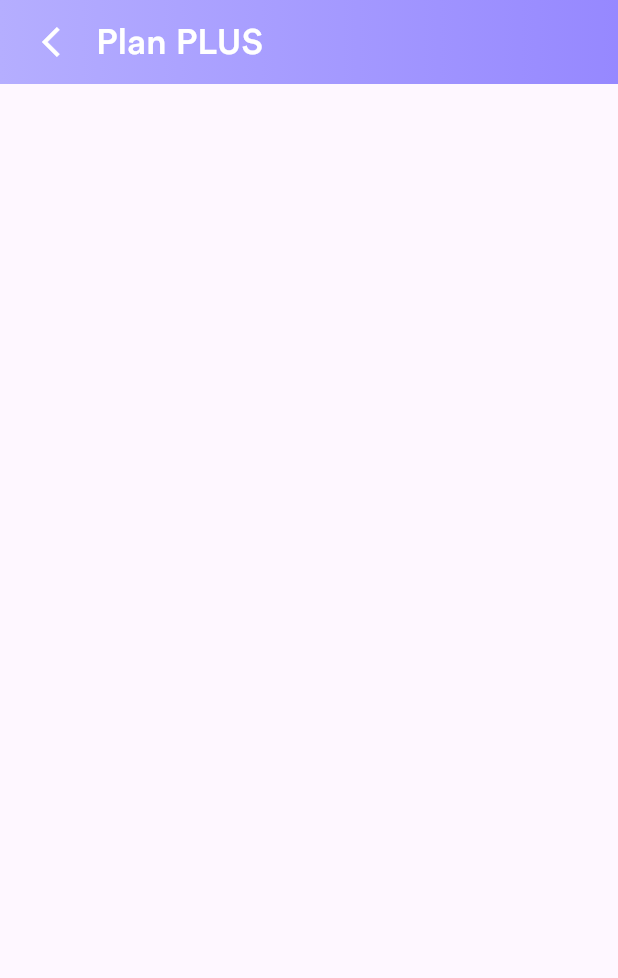
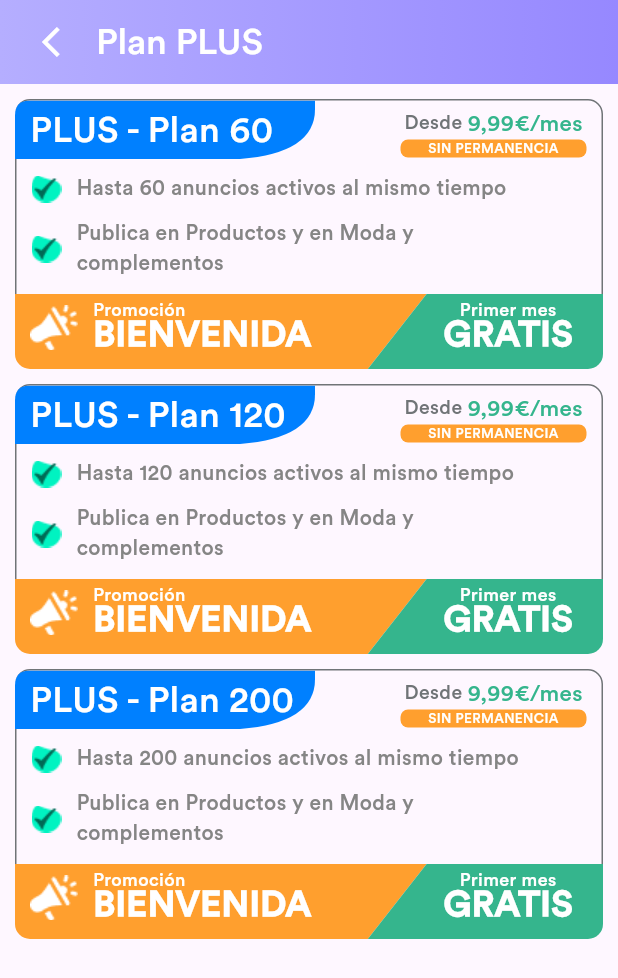
Before and after one commit to YhonattanZ/Uopp-Mockup, a Flutter app: the SelectedPlan screen opened by its route, on a phone screen of 412 x 824 dp. Shown: the top 978 px of the screen. Run offline on Flutter 3.47's test engine with Material 3 defaults, Android fonts, the phone set to English and light mode, and no system bars; our stand-ins replace get, smooth_page_indicator, video_player.

Commit message:
widget plusCard creado

```diff
--- a/lib/controllers/plan_controller.dart
+++ b/lib/controllers/plan_controller.dart
@@ -86,4 +86,23 @@ class PlanController extends GetxController {
     {"feature": "Sistema de roles y permisos"},
     {"feature": "Acceso a API"},
   ];
+
+  //Subscripcion
+  final List<Map<String, dynamic>> plans = [
+    {
+      "days": 60,
+      "description": "Hasta 60 anuncios activos al mismo tiempo",
+      "share": "Publica en Productos y en Moda y complementos",
+    },
+    {
+      "days": 120,
+      "description": "Hasta 120 anuncios activos al mismo tiempo",
+      "share": "Publica en Productos y en Moda y complementos",
+    },
+    {
+      "days": 200,
+      "description": "Hasta 200 anuncios activos al mismo tiempo",
+      "share": "Publica en Productos y en Moda y complementos",
+    },
+  ];
 }
--- a/lib/ui/pages/see_plans.dart
+++ b/lib/ui/pages/see_plans.dart
@@ -25,7 +25,7 @@ class _SeePlansState extends State<SeePlans> {
     return Scaffold(
       bottomNavigationBar: CustomElevatedButton(
         title: 'Seleccionar',
-        onPressed: () => Get.toNamed(AppRoutes.subscriptionPaid),
+        onPressed: () => Get.toNamed(AppRoutes.selectedPlanPage),
       ),
       appBar: CustomAppBar(
         title: AppConfig.selectPlan,
--- a/lib/ui/pages/selected_plan.dart
+++ b/lib/ui/pages/selected_plan.dart
@@ -1,6 +1,11 @@
 import 'package:flutter/material.dart';
 import 'package:get/get.dart';
+import 'package:prueba_uopp/config/config.dart';
+import 'package:prueba_uopp/controllers/plan_controller.dart';
 import 'package:prueba_uopp/ui/widgets/custom_appbar.dart';
+import 'package:prueba_uopp/ui/widgets/diagonal_container.dart';
+
+import 'package:prueba_uopp/ui/widgets/plus_card.dart';
 
 class SelectedPlan extends StatefulWidget {
   const SelectedPlan({super.key});
@@ -10,10 +15,34 @@ class SelectedPlan extends StatefulWidget {
 }
 
 class _SelectedPlanState extends State<SelectedPlan> {
+  final PlanController controller = Get.put(PlanController());
+
   @override
   Widget build(BuildContext context) {
     return Scaffold(
       appBar: CustomAppBar(title: 'Plan PLUS', onBack: () => Get.back()),
+
+      body: ListView.builder(
+        itemCount: controller.plans.length,
+        itemBuilder: (context, i) {
+          return Column(
+            children: [
+              PlusCard(
+                index: i,
+                subtext: ' - Plan ${controller.plans[i]["days"]}',
+                planName: AppConfig.plusPlan,
+                planPrice: AppConfig.pricePlus,
+                planColor: AppConfig.plusColor,
+                txtColor: AppConfig.bgTextColor,
+              ),
+              Padding(
+                padding: const EdgeInsets.symmetric(horizontal: 10),
+                child: DiagonalContainer(),
+              ),
+            ],
+          );
+        },
+      ),
     );
   }
 }
--- a/lib/ui/widgets/custom_tag.dart
+++ b/lib/ui/widgets/custom_tag.dart
@@ -2,18 +2,20 @@ import 'package:flutter/material.dart';
 
 class CustomTagWidget extends StatelessWidget {
   final String text;
+  String? subtitle;
   final Color color;
   final Color textColor;
   final double width;
   final TextAlign? align;
 
-  const CustomTagWidget({
+  CustomTagWidget({
     super.key,
     required this.text,
     this.color = Colors.blue,
     this.width = 130,
     required this.textColor,
     this.align,
+    this.subtitle,
   });
 
   @override
@@ -27,7 +29,13 @@ class CustomTagWidget extends StatelessWidget {
         decoration: BoxDecoration(color: color),
         child: Padding(
           padding: const EdgeInsets.symmetric(horizontal: 10, vertical: 2),
-          child: Text(
+          child: Row(
+            mainAxisAlignment:
+                subtitle != null
+                    ? MainAxisAlignment.start
+                    : MainAxisAlignment.center,
+            children: [
+              Text(
                 text,
                 textAlign: align,
                 style: TextStyle(
@@ -36,6 +44,20 @@ class CustomTagWidget extends StatelessWidget {
                   color: textColor,
                   fontWeight: FontWeight.w500,
                 ),
+              ),
+              subtitle != null
+                  ? Text(
+                    subtitle ?? '',
+                    textAlign: align,
+                    style: TextStyle(
+                      fontSize: 24,
+                      fontFamily: 'CircularStd',
+                      color: textColor,
+                      fontWeight: FontWeight.w400,
+                    ),
+                  )
+                  : SizedBox(),
+            ],
           ),
         ),
       ),
--- /dev/null
+++ b/lib/ui/widgets/plus_card.dart
@@ -0,0 +1,187 @@
+import 'package:flutter/material.dart';
+import 'package:get/get.dart';
+import 'package:prueba_uopp/config/config.dart';
+import 'package:prueba_uopp/controllers/plan_controller.dart';
+import 'package:prueba_uopp/ui/widgets/custom_tag.dart';
+
+class PlusCard extends StatefulWidget {
+  final String planName;
+  final String subtext;
+  final String planPrice;
+  final Color planColor;
+  final Color txtColor;
+  final int index;
+
+  const PlusCard({
+    super.key,
+    required this.planName,
+    required this.planPrice,
+    required this.planColor,
+
+    required this.txtColor,
+    required this.subtext,
+    required this.index,
+  });
+
+  @override
+  State<PlusCard> createState() => _PlusCardState();
+}
+
+class _PlusCardState extends State<PlusCard> {
+  final PlanController controller = Get.put(PlanController());
+
+  bool showAll = false;
+  final int visibleCount = 5;
+
+  @override
+  Widget build(BuildContext context) {
+    return Column(
+      children: [_buildPlanHeader(), _buildFeatureList(widget.index)],
+    );
+  }
+
+  Widget _buildPlanHeader() {
+    return Padding(
+      padding: const EdgeInsets.fromLTRB(10, 10, 10, 0),
+      child: Container(
+        width: double.infinity,
+        height: 40,
+        decoration: BoxDecoration(
+          border: Border(
+            right: BorderSide(color: AppConfig.primaryTextColor),
+            top: BorderSide(color: AppConfig.primaryTextColor),
+          ),
+          borderRadius: BorderRadius.only(
+            topLeft: Radius.circular(10),
+            topRight: Radius.circular(10),
+          ),
+        ),
+        child: Row(
+          children: [
+            CustomTagWidget(
+              subtitle: widget.subtext,
+              width: 200,
+              text: widget.planName,
+              align: TextAlign.center,
+              textColor: widget.txtColor,
+              color: widget.planColor,
+            ),
+            Spacer(),
+            Column(
+              children: [
+                Padding(
+                  padding: const EdgeInsets.fromLTRB(10, 5, 10, 0),
+                  child: Row(
+                    children: [
+                      Text(
+                        'Desde ',
+                        style: _textStyle(13, AppConfig.primaryTextColor),
+                      ),
+                      Text(
+                        widget.planPrice,
+                        style: _textStyle(15, AppConfig.upgradeTextColor),
+                      ),
+                    ],
+                  ),
+                ),
+                _buildNoPermanenceTag(),
+              ],
+            ),
+          ],
+        ),
+      ),
+    );
+  }
+
+  Widget _buildFeatureList(int index) {
+    return Padding(
+      padding: const EdgeInsets.symmetric(horizontal: 10),
+      child: Container(
+        width: double.infinity,
+        decoration: BoxDecoration(
+          border: Border(
+            left: BorderSide(color: AppConfig.primaryTextColor),
+            right: BorderSide(color: AppConfig.primaryTextColor),
+          ),
+        ),
+        child: SizedBox(
+          height: 90,
+          child: ListView.builder(
+            itemCount: 1,
+            itemBuilder: (context, i) {
+              return _buildFeatureItem(
+                controller.plans[index]['share'],
+                controller.plans[index]['description'],
+              );
+            },
+          ),
+        ),
+      ),
+    );
+  }
+
+  Widget _buildFeatureItem(String feature, String days) {
+    return Padding(
+      padding: const EdgeInsets.fromLTRB(10, 10, 10, 10),
+      child: Column(
+        children: [
+          Padding(
+            padding: const EdgeInsets.only(bottom: 10),
+            child: Row(
+              children: [
+                Image.asset('assets/icons/Yes.png'),
+                SizedBox(width: 10),
+                Text(days, style: _textStyle(14, AppConfig.findPlanTextColor)),
+              ],
+            ),
+          ),
+          Row(
+            children: [
+              Image.asset('assets/icons/Yes.png'),
+              SizedBox(width: 10),
+              SizedBox(
+                width: 300,
+                child: Text(
+                  feature,
+                  style: _textStyle(14, AppConfig.findPlanTextColor),
+                ),
+              ),
+            ],
+          ),
+        ],
+      ),
+    );
+  }
+
+  Widget _buildNoPermanenceTag() {
+    return Padding(
+      padding: const EdgeInsets.symmetric(horizontal: 10),
+      child: Container(
+        width: 124,
+        height: 12,
+        decoration: BoxDecoration(
+          color: Color(0xffFF9F2E),
+          borderRadius: BorderRadius.all(Radius.circular(5)),
+        ),
+        child: Text(
+          'SIN PERMANENCIA',
+          textAlign: TextAlign.center,
+          style: _textStyle(9, AppConfig.bgTextColor, FontWeight.w400),
+        ),
+      ),
+    );
+  }
+
+  TextStyle _textStyle(
+    double size,
+    Color color, [
+    FontWeight fontWeight = FontWeight.w400,
+  ]) {
+    return TextStyle(
+      fontFamily: 'CircularStd',
+      fontSize: size,
+      fontWeight: fontWeight,
+      color: color,
+    );
+  }
+}
```
Lines whose indentation alone changed are shown as unchanged.
